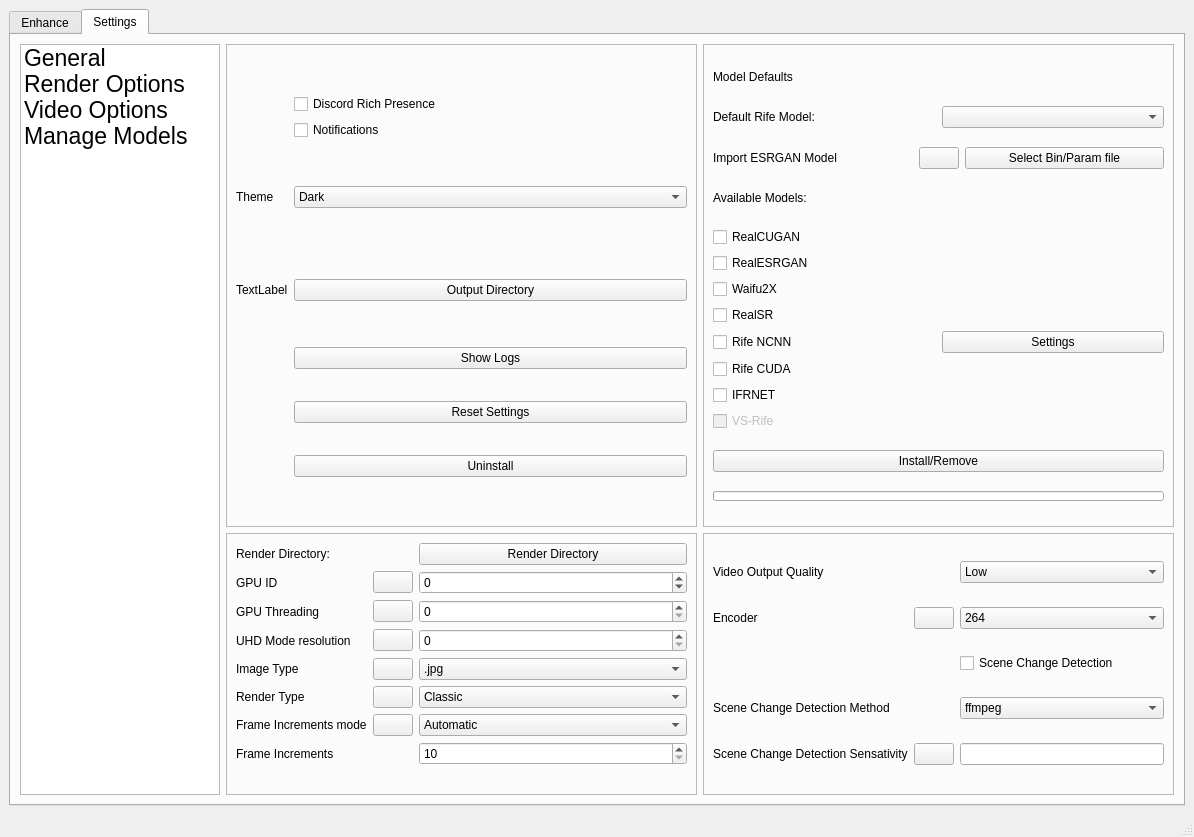
This is mainwindow.ui in TNTwise/REAL-Video-Enhancer as Qt 5 draws it before an edit. The edited form follows.
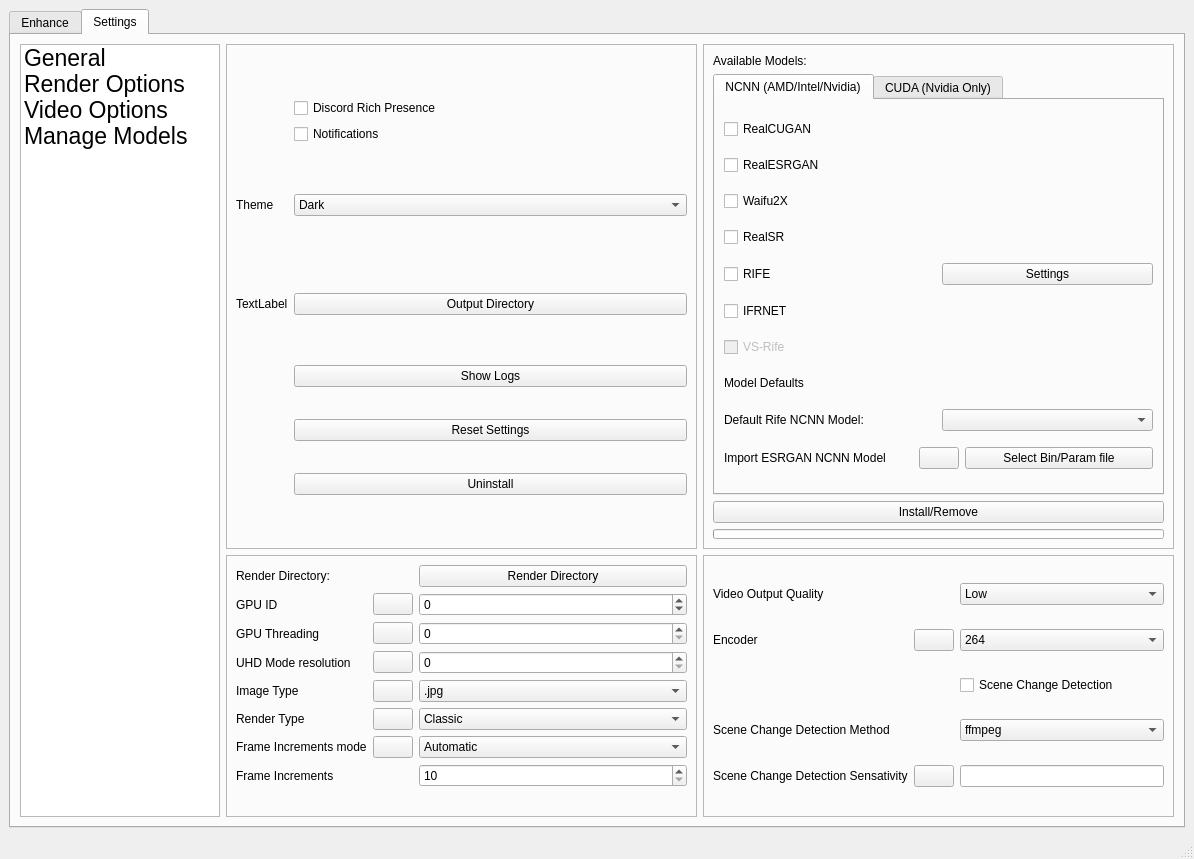
This is the edited form. The open tabs and pages were chosen to show the change. Icons and pictures are not drawn.

```diff
--- a/mainwindow.ui
+++ b/mainwindow.ui
@@ -7,7 +7,7 @@
     <x>0</x>
     <y>0</y>
     <width>1194</width>
-    <height>837</height>
+    <height>859</height>
    </rect>
   </property>
   <property name="windowTitle">
@@ -707,19 +707,8 @@
                <enum>QFrame::Raised</enum>
               </property>
               <layout class="QGridLayout" name="gridLayout">
-               <item row="1" column="0">
-                <layout class="QHBoxLayout" name="horizontalLayout_17">
-                 <item>
-                  <widget class="QLabel" name="label_19">
-                   <property name="text">
-                    <string>Default Rife Model:</string>
-                   </property>
-                  </widget>
-                 </item>
-                 <item>
-                  <widget class="QComboBox" name="defaultRifeModel"/>
-                 </item>
-                </layout>
+               <item row="5" column="0">
+                <layout class="QGridLayout" name="gridLayout_6"/>
                </item>
                <item row="7" column="0">
                 <widget class="QPushButton" name="InstallButton">
@@ -751,94 +740,78 @@
                 </widget>
                </item>
                <item row="2" column="0">
-                <layout class="QHBoxLayout" name="horizontalLayout_18">
-                 <item>
-                  <widget class="QLabel" name="label_20">
-                   <property name="text">
-                    <string>Import ESRGAN Model</string>
-                   </property>
-                  </widget>
-                 </item>
-                 <item>
-                  <widget class="QPushButton" name="esrganHelpModel">
+                <widget class="QLabel" name="label_13">
                    <property name="maximumSize">
                     <size>
-                     <width>40</width>
-                     <height>16777215</height>
+                   <width>16777215</width>
+                   <height>20</height>
                     </size>
                    </property>
                    <property name="text">
-                    <string/>
+                  <string>Available Models:</string>
                    </property>
                   </widget>
                  </item>
+               <item row="3" column="0">
+                <widget class="QTabWidget" name="modelTabWidget">
+                 <property name="currentIndex">
+                  <number>0</number>
+                 </property>
+                 <widget class="QWidget" name="NCNNTab">
+                  <attribute name="title">
+                   <string>NCNN (AMD/Intel/Nvidia)</string>
+                  </attribute>
+                  <layout class="QVBoxLayout" name="verticalLayout">
                  <item>
-                  <widget class="QPushButton" name="ESRGANModelSelectButton">
+                    <widget class="QCheckBox" name="RealCUGANCheckBox">
+                     <property name="enabled">
+                      <bool>true</bool>
+                     </property>
                    <property name="text">
-                    <string>Select Bin/Param file</string>
+                      <string>RealCUGAN</string>
                    </property>
                   </widget>
                  </item>
-                </layout>
-               </item>
-               <item row="5" column="0">
-                <layout class="QGridLayout" name="gridLayout_6">
-                 <item row="7" column="0">
+                   <item>
+                    <widget class="QCheckBox" name="RealESRGANCheckBox">
+                     <property name="text">
+                      <string>RealESRGAN</string>
+                     </property>
+                    </widget>
+                   </item>
+                   <item>
+                    <widget class="QCheckBox" name="Waifu2xCheckBox">
+                     <property name="text">
+                      <string>Waifu2X</string>
+                     </property>
+                    </widget>
+                   </item>
+                   <item>
                   <widget class="QCheckBox" name="RealSRCheckBox">
                    <property name="text">
                     <string>RealSR</string>
                    </property>
                   </widget>
                  </item>
-                 <item row="8" column="1">
-                  <widget class="QPushButton" name="RifeSettings">
-                   <property name="text">
-                    <string>Settings</string>
-                   </property>
-                  </widget>
-                 </item>
-                 <item row="8" column="0">
+                   <item>
+                    <layout class="QHBoxLayout" name="horizontalLayout_15">
+                     <item>
                   <widget class="QCheckBox" name="RifeCheckBox">
                    <property name="text">
-                    <string>Rife NCNN</string>
+                        <string>RIFE</string>
                    </property>
                   </widget>
                  </item>
-                 <item row="6" column="0">
-                  <widget class="QCheckBox" name="Waifu2xCheckBox">
+                     <item>
+                      <widget class="QPushButton" name="RifeSettings">
                    <property name="text">
-                    <string>Waifu2X</string>
+                        <string>Settings</string>
                    </property>
                   </widget>
                  </item>
-                 <item row="1" column="0">
-                  <widget class="QCheckBox" name="RealESRGANCheckBox">
-                   <property name="text">
-                    <string>RealESRGAN</string>
-                   </property>
-                  </widget>
-                 </item>
-                 <item row="11" column="0">
-                  <widget class="QCheckBox" name="RifeVSCheckBox">
-                   <property name="enabled">
-                    <bool>false</bool>
-                   </property>
-                   <property name="text">
-                    <string>VS-Rife</string>
-                   </property>
-                  </widget>
-                 </item>
-                 <item row="0" column="0">
-                  <widget class="QCheckBox" name="RealCUGANCheckBox">
-                   <property name="enabled">
-                    <bool>true</bool>
-                   </property>
-                   <property name="text">
-                    <string>RealCUGAN</string>
-                   </property>
-                  </widget>
-                 </item>
-                 <item row="10" column="0">
+                    </layout>
+                   </item>
+                   <item>
                   <widget class="QCheckBox" name="CainCheckBox">
                    <property name="enabled">
                     <bool>true</bool>
@@ -848,16 +821,17 @@
                    </property>
                   </widget>
                  </item>
-                 <item row="9" column="0">
-                  <widget class="QCheckBox" name="RifeCUDACheckBox">
+                   <item>
+                    <widget class="QCheckBox" name="RifeVSCheckBox">
+                     <property name="enabled">
+                      <bool>false</bool>
+                     </property>
                    <property name="text">
-                    <string>Rife CUDA</string>
+                      <string>VS-Rife</string>
                    </property>
                   </widget>
                  </item>
-                </layout>
-               </item>
-               <item row="0" column="0">
+                   <item>
                 <widget class="QLabel" name="label_18">
                  <property name="maximumSize">
                   <size>
@@ -870,17 +844,67 @@
                  </property>
                 </widget>
                </item>
-               <item row="4" column="0">
-                <widget class="QLabel" name="label_13">
+                   <item>
+                    <layout class="QHBoxLayout" name="horizontalLayout_16">
+                     <item>
+                      <widget class="QLabel" name="label_19">
+                       <property name="text">
+                        <string>Default Rife NCNN Model:</string>
+                       </property>
+                      </widget>
+                     </item>
+                     <item>
+                      <widget class="QComboBox" name="defaultRifeModel"/>
+                     </item>
+                    </layout>
+                   </item>
+                   <item>
+                    <layout class="QHBoxLayout" name="horizontalLayout_20">
+                     <item>
+                      <widget class="QLabel" name="label_20">
+                       <property name="text">
+                        <string>Import ESRGAN NCNN Model</string>
+                       </property>
+                      </widget>
+                     </item>
+                     <item>
+                      <widget class="QPushButton" name="esrganHelpModel">
                  <property name="maximumSize">
                   <size>
-                   <width>16777215</width>
-                   <height>20</height>
+                         <width>40</width>
+                         <height>16777215</height>
                   </size>
                  </property>
                  <property name="text">
-                  <string>Available Models:</string>
-                 </property>
+                        <string/>
+                       </property>
+                      </widget>
+                     </item>
+                     <item>
+                      <widget class="QPushButton" name="ESRGANModelSelectButton">
+                       <property name="text">
+                        <string>Select Bin/Param file</string>
+                       </property>
+                      </widget>
+                     </item>
+                    </layout>
+                   </item>
+                  </layout>
+                 </widget>
+                 <widget class="QWidget" name="CUDATab">
+                  <attribute name="title">
+                   <string>CUDA (Nvidia Only)</string>
+                  </attribute>
+                  <layout class="QVBoxLayout" name="verticalLayout">
+                   <item>
+                    <widget class="QCheckBox" name="RifeCUDACheckBox">
+                     <property name="text">
+                      <string>RIFE</string>
+                     </property>
+                    </widget>
+                   </item>
+                  </layout>
+                 </widget>
                 </widget>
                </item>
               </layout>
```
Lines whose indentation alone changed are shown as unchanged.
